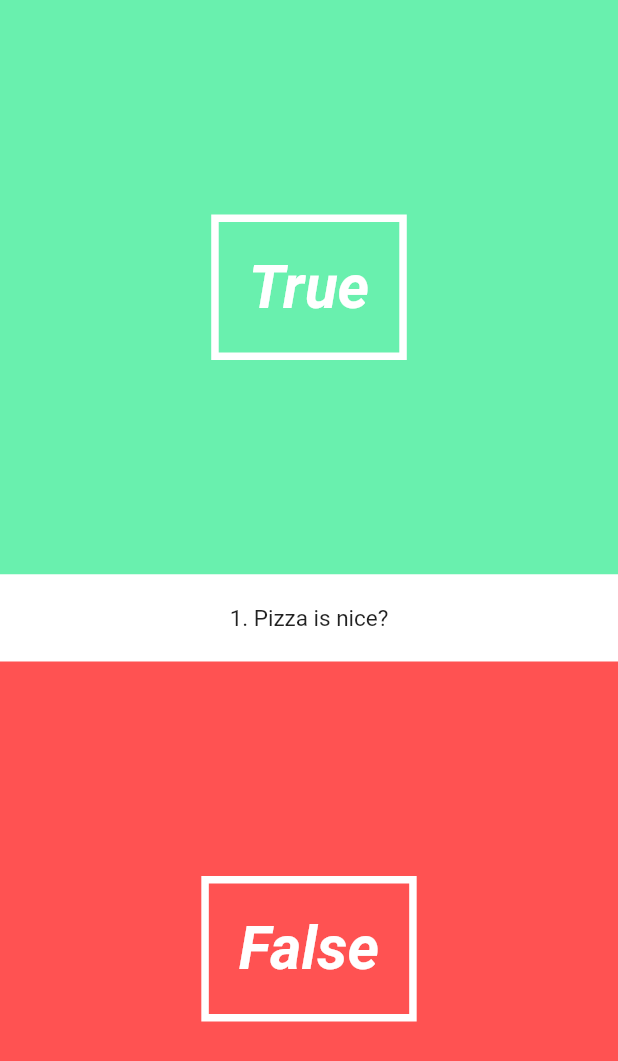
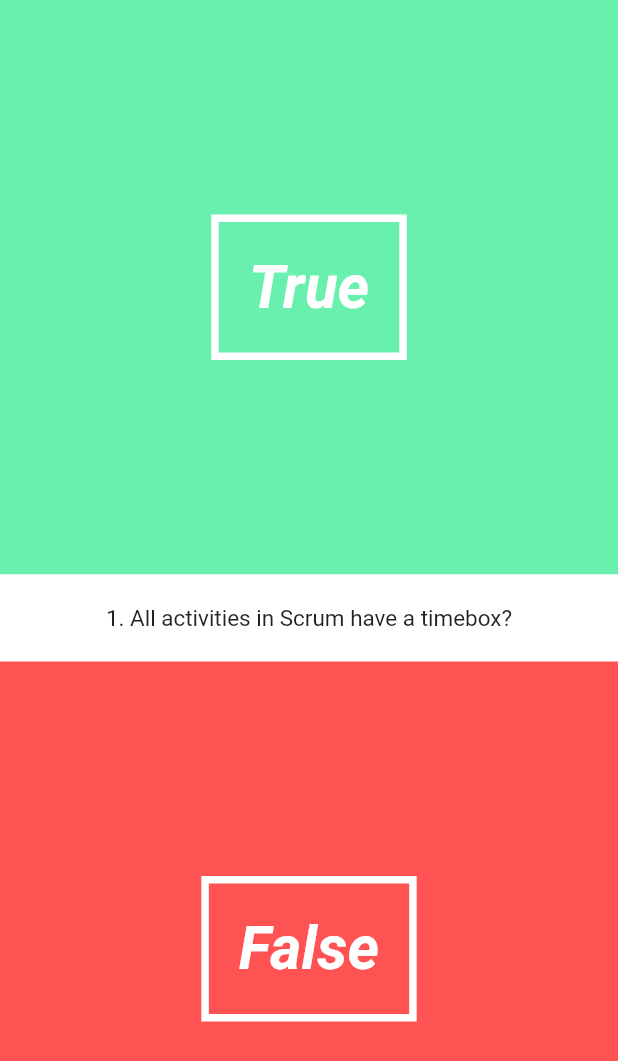
Before and after one commit to ldimitrov/flutter-scrum-quiz, a Flutter app: the screen it shows after launch, on a phone screen of 412 x 824 dp. Shown: the top 1061 px of the screen. Run offline on Flutter 3.47's test engine with Material 2 defaults, Android fonts, the phone set to English and light mode, and no system bars.

Commit message:
added some dummy questions and substituted hardcoded values

```diff
--- a/lib/pages/quiz_page.dart
+++ b/lib/pages/quiz_page.dart
@@ -3,6 +3,7 @@ import 'package:flutter_scrum_quiz/util/question.dart';
 import 'package:flutter_scrum_quiz/util/quiz.dart';
 import 'package:flutter_scrum_quiz/ui_elements/answer_button.dart';
 import 'package:flutter_scrum_quiz/ui_elements/question_text.dart';
+import 'package:flutter_scrum_quiz/ui_elements/answer_overlay.dart';
 
 class QuizPage extends StatefulWidget {
   @override
@@ -10,17 +11,42 @@ class QuizPage extends StatefulWidget {
 }
 
 class QuizPageState extends State<QuizPage> {
+  Question currentQuestion;
+  Quiz quiz = new Quiz([
+    new Question("Scrum is agile metodology", true),
+    new Question("All activities in Scrum have a timebox", true),
+    new Question("The product owner has the final word on the backlog", true),
+    new Question("Sprint planing must be done every week", false),
+    new Question("Sprint duration is always 2 weeks", false),
+    new Question("Scrum advocates for teams with more than 9 people", false),
+  ]);
+
+  String questionText;
+  int questionNumber;
+  bool isCorrect;
+  bool overlayIsVisible = false;
+
+  @override
+  void initState() {
+    super.initState();
+    currentQuestion = quiz.nextQuestion;
+    questionNumber = quiz.questionNumber;
+    questionText = currentQuestion.question;
+  }
+
   @override
   Widget build(BuildContext context) {
     return new Stack(
+      fit: StackFit.expand,
       children: <Widget>[
         new Column(
           children: <Widget>[
             new AnswerButton(true, () => print("correct")),
-            new QuestionText("Pizza is nice", 1),
+            new QuestionText(questionText, questionNumber),
             new AnswerButton(false, () => print("false")),
           ],
         ),
+        overlayIsVisible == true ? new AnswerOverlay(true) : new Container()
       ],
     );
   }
```
